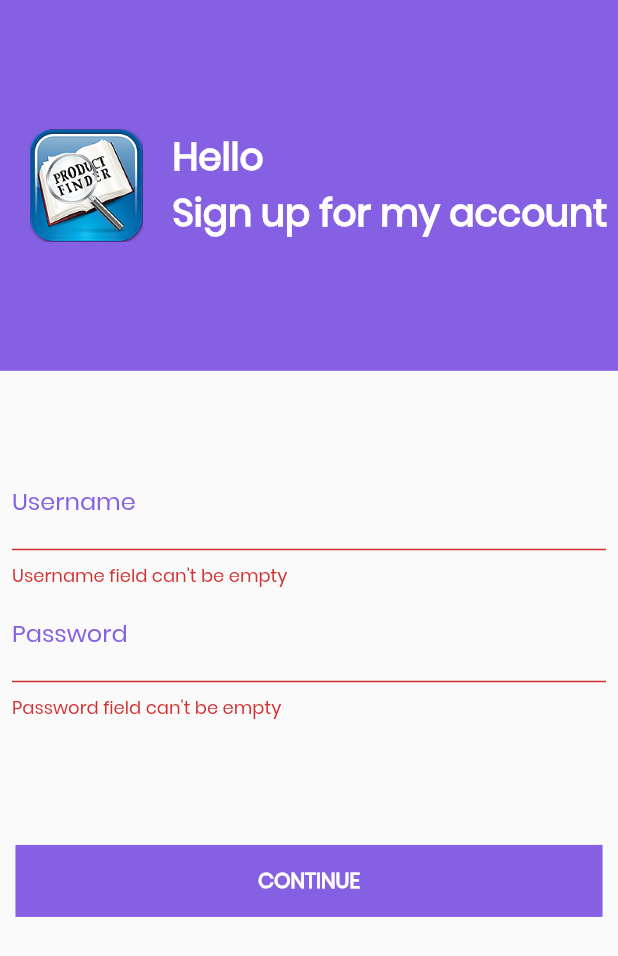
After one commit to iamngoni/Easy-Locate, a Flutter app: the SignUp screen opened directly, after a tap on "CONTINUE", on a phone screen of 412 x 824 dp. The commit adds this screen. Shown: the top 956 px of the screen. Run offline on Flutter 3.47's test engine with Material 2 defaults, Android fonts, the phone set to English and light mode, and no system bars; our stand-ins replace flutter_progress_hud, geolocator, jwt_decoder, shared_preferences, toast; accounts and stored records are empty.

Commit message:
homescreen container

```diff
--- a/lib/api/apiCalls.dart
+++ b/lib/api/apiCalls.dart
@@ -6,26 +6,24 @@ import 'package:easy_locate/models/token.dart';
 import 'package:flutter/material.dart';
 import 'package:flutter_progress_hud/flutter_progress_hud.dart';
 import 'package:geolocator/geolocator.dart';
-// import 'package:fluttertoast/fluttertoast.dart';
 import 'package:http/http.dart' as http;
 import 'package:toast/toast.dart';
 
 class ApiCalls {
-  // static const baseUrl = "http://192.168.43.175:8080";
-  static const baseUrl = "http://192.168.43.155:8080";
+  static const baseUrl = "http://192.168.43.175:8080";
+  // static const baseUrl = "http://192.168.43.155:8080";
   final Geolocator geoLocator = Geolocator()..forceAndroidLocationManager;
   Position _currentPosition;
   // ignore: missing_return
   Future<JwtToken> login(username, password, context) async {
     var response;
     try {
-      response = await http.post("$baseUrl/mobile/signin", body: {
-        'username': username, 'password': password
-      });
+      response = await http.post("$baseUrl/mobile/signin",
+          body: {'username': username, 'password': password});
       ProgressHUD.of(context).dismiss();
       if (response.statusCode == 200) {
         return JwtToken.fromJson(json.decode(response.body));
-      }else{
+      } else {
         Toast.show(
           "${response.statusCode}: ${StatusMessage.fromJson(json.decode(response.body)).message}",
           context,
@@ -33,7 +31,7 @@ class ApiCalls {
           textColor: Colors.red,
         );
       }
-    }on SocketException catch(e){
+    } on SocketException catch (e) {
       print(e);
     } catch (e) {
       print(e);
@@ -46,21 +44,26 @@ class ApiCalls {
     }
   }
 
-  Future<List<Products>> getProducts(context) async{
+  Future<List<Products>> getProducts(context) async {
     var products = List<Products>();
-    try{
+    try {
       var response = await http.get("$baseUrl/products");
-      if(response.statusCode == 200){
+      if (response.statusCode == 200) {
         var productsJson = json.decode(response.body);
-        for (var productJson in productsJson){
+        for (var productJson in productsJson) {
           products.add(Products.fromJSON(productJson));
         }
       }
-    }on SocketException catch(e){
-
-      Toast.show("Failed to contact server", context, duration: Toast.LENGTH_LONG, gravity: Toast.BOTTOM, backgroundColor: Colors.grey.withOpacity(0.4));
-    }catch(e){
-      Toast.show("Unknown error occured", context, duration: Toast.LENGTH_LONG, backgroundColor: Colors.grey.withOpacity(0.4), gravity: Toast.BOTTOM);
+    } on SocketException catch (e) {
+      Toast.show("Failed to contact server", context,
+          duration: Toast.LENGTH_LONG,
+          gravity: Toast.BOTTOM,
+          backgroundColor: Colors.grey.withOpacity(0.4));
+    } catch (e) {
+      Toast.show("Unknown error occured", context,
+          duration: Toast.LENGTH_LONG,
+          backgroundColor: Colors.grey.withOpacity(0.4),
+          gravity: Toast.BOTTOM);
     }
     return products;
   }
@@ -68,7 +71,8 @@ class ApiCalls {
   getAddressFromLatLng() async {
     await _getCurrentLocation();
     try {
-      List<Placemark> p = await geoLocator.placemarkFromCoordinates(_currentPosition.latitude, _currentPosition.longitude);
+      List<Placemark> p = await geoLocator.placemarkFromCoordinates(
+          _currentPosition.latitude, _currentPosition.longitude);
       Placemark place = p[0];
       return place;
     } catch (e) {
@@ -78,13 +82,11 @@ class ApiCalls {
 
   _getCurrentLocation() async {
     await geoLocator
-      .getCurrentPosition(desiredAccuracy: LocationAccuracy.best)
-      .then((Position position) {
-        _currentPosition = position;
-      }).catchError((e) {
-        print(e);
-      }
-    );
+        .getCurrentPosition(desiredAccuracy: LocationAccuracy.best)
+        .then((Position position) {
+      _currentPosition = position;
+    }).catchError((e) {
+      print(e);
+    });
   }
-
 }
--- a/lib/pages/home.dart
+++ b/lib/pages/home.dart
@@ -11,16 +11,16 @@ class Home extends StatefulWidget {
 class _HomeState extends State<Home> {
   SharedPreferences _preferences;
   var _api = new ApiCalls();
-  initialisePreferences() async{
+  initialisePreferences() async {
     final preferences = await SharedPreferences.getInstance();
     return preferences;
   }
 
   @override
-  Widget build(BuildContext context){
+  Widget build(BuildContext context) {
     Statics _statics = new Statics(context);
-    initialisePreferences().then((preferences){
-      setState((){
+    initialisePreferences().then((preferences) {
+      setState(() {
         _preferences = preferences;
       });
     });
@@ -73,21 +73,38 @@ class _HomeState extends State<Home> {
                     children: <Widget>[
                       Icon(
                         Icons.location_on,
-                        size: 30,
+                        size: 27,
                         color: Colors.grey,
                       ),
                       FutureBuilder(
-                          future: _api.getAddressFromLatLng(),
-                          builder: (context, snapshot){
-                            while(!snapshot.hasData){
-                              return CircularProgressIndicator(backgroundColor: _statics.purplish,);
-                            }
-                            print(snapshot.data);
-                          },
-                        ),
+                        future: _api.getAddressFromLatLng(),
+                        builder: (context, snapshot) {
+                          while (!snapshot.hasData) {
+                            return Padding(
+                              padding:
+                                  const EdgeInsets.symmetric(horizontal: 5.0),
+                              child: SizedBox(
+                                height: 18,
+                                width: 18,
+                                child: CircularProgressIndicator(
+                                  backgroundColor: _statics.purplish,
+                                ),
+                              ),
+                            );
+                          }
+                          print(snapshot.data);
+                        },
+                      ),
                     ],
                   ),
                 ],
+              ),
+              Container(
+                height: _statics.height * 0.9,
+                width: _statics.width,
+                decoration: BoxDecoration(
+                  color: _statics.purplish,
+                ),
               ),
             ],
           ),
--- a/lib/pages/landing.dart
+++ b/lib/pages/landing.dart
@@ -1,5 +1,6 @@
 import 'dart:ui';
 import 'package:easy_locate/pages/home.dart';
+import 'package:easy_locate/pages/signup.dart';
 import 'package:easy_locate/statics/static.dart';
 import 'package:flutter/material.dart';
 import 'package:flutter_progress_hud/flutter_progress_hud.dart';
@@ -36,7 +37,14 @@ class _LandingState extends State<Landing> {
                         color: _statics.purplish,
                       ),
                       child: MaterialButton(
-                        onPressed: () => Navigator.push(context, MaterialPageRoute(builder: (context) => ProgressHUD(child: Home(),),),),
+                        onPressed: () => Navigator.push(
+                          context,
+                          MaterialPageRoute(
+                            builder: (context) => ProgressHUD(
+                              child: Home(),
+                            ),
+                          ),
+                        ),
                         child: Text(
                           "LOGIN",
                           style: TextStyle(
@@ -57,7 +65,8 @@ class _LandingState extends State<Landing> {
                         border: Border.all(color: _statics.purplish),
                       ),
                       child: MaterialButton(
-                        onPressed: null,
+                        onPressed: () => Navigator.of(context).push(
+                            MaterialPageRoute(builder: (context) => SignUp())),
                         child: Text(
                           "SIGNUP",
                           style: TextStyle(
@@ -74,11 +83,14 @@ class _LandingState extends State<Landing> {
             ),
             Positioned(
               bottom: 5,
-              left: _statics.width * 0.25,
-              child: Text(
-                "Every Product Within Your Reach",
-                style: TextStyle(
-                  color: _statics.purplish,
+              child: Container(
+                width: _statics.width,
+                child: Text(
+                  "Every Product Within Your Reach",
+                  textAlign: TextAlign.center,
+                  style: TextStyle(
+                    color: _statics.purplish,
+                  ),
                 ),
               ),
             ),
--- /dev/null
+++ b/lib/pages/signup.dart
@@ -0,0 +1,200 @@
+import 'package:easy_locate/api/apiCalls.dart';
+import 'package:easy_locate/models/token.dart';
+import 'package:easy_locate/models/user.dart';
+import 'package:easy_locate/pages/home.dart';
+import 'package:easy_locate/statics/static.dart';
+import 'package:flutter/material.dart';
+import 'package:flutter_progress_hud/flutter_progress_hud.dart';
+import 'package:shared_preferences/shared_preferences.dart';
+import 'package:toast/toast.dart';
+
+class SignUp extends StatefulWidget {
+  @override
+  _SignUpState createState() => _SignUpState();
+}
+
+class _SignUpState extends State<SignUp> {
+  final _formKey = GlobalKey<FormState>();
+  ApiCalls _api = ApiCalls();
+  String _username;
+  String _password;
+  String _mobileNumber;
+  String _email;
+  Future<User> user;
+  @override
+  Widget build(BuildContext context) {
+    Statics _statics = new Statics(context);
+    return Scaffold(
+      body: SingleChildScrollView(
+        child: SafeArea(
+          child: Container(
+            height: _statics.height,
+            width: _statics.width,
+            child: Column(
+              children: <Widget>[
+                Container(
+                  height: _statics.height * 0.3,
+                  decoration: BoxDecoration(
+                    color: _statics.purplish,
+                  ),
+                  child: Row(
+                    crossAxisAlignment: CrossAxisAlignment.center,
+                    children: <Widget>[
+                      Padding(
+                        padding: const EdgeInsets.symmetric(horizontal: 20.0),
+                        child: Image(
+                          image: AssetImage("assets/images/logo.png"),
+                          height: 75,
+                        ),
+                      ),
+                      Column(
+                        mainAxisAlignment: MainAxisAlignment.center,
+                        crossAxisAlignment: CrossAxisAlignment.start,
+                        children: <Widget>[
+                          Text(
+                            "Hello",
+                            style: TextStyle(
+                              color: Colors.white,
+                              fontSize: 25,
+                              fontWeight: FontWeight.bold,
+                            ),
+                          ),
+                          Text(
+                            "Sign up for my account",
+                            style: TextStyle(
+                              color: Colors.white,
+                              fontSize: 25,
+                              fontWeight: FontWeight.bold,
+                            ),
+                          ),
+                        ],
+                      ),
+                    ],
+                  ),
+                ),
+                Expanded(
+                  child: Container(
+                    width: _statics.width,
+                    child: Form(
+                      key: _formKey,
+                      child: Column(
+                        crossAxisAlignment: CrossAxisAlignment.center,
+                        mainAxisAlignment: MainAxisAlignment.start,
+                        children: <Widget>[
+                          SizedBox(height: _statics.height * 0.07),
+                          Padding(
+                            padding:
+                                const EdgeInsets.symmetric(horizontal: 8.0),
+                            child: TextFormField(
+                              decoration: InputDecoration(
+                                labelText: "Username",
+                                labelStyle: TextStyle(
+                                  color: _statics.purplish,
+                                ),
+                                fillColor: _statics.purplish,
+                                focusColor: _statics.purplish,
+                                hoverColor: _statics.purplish,
+                              ),
+                              // ignore: missing_return
+                              validator: (value) {
+                                if (value.isNotEmpty) {
+                                  setState(() {
+                                    this._username = value;
+                                  });
+                                } else {
+                                  return 'Username field can\'t be empty';
+                                }
+                              },
+                            ),
+                          ),
+                          Padding(
+                            padding:
+                                const EdgeInsets.symmetric(horizontal: 8.0),
+                            child: TextFormField(
+                              decoration: InputDecoration(
+                                labelText: "Password",
+                                labelStyle: TextStyle(
+                                  color: _statics.purplish,
+                                ),
+                                fillColor: _statics.purplish,
+                                focusColor: _statics.purplish,
+                                hoverColor: _statics.purplish,
+                              ),
+                              obscureText: true,
+                              // ignore: missing_return
+                              validator: (value) {
+                                if (value.isNotEmpty) {
+                                  if (value.length > 8) {
+                                    setState(() {
+                                      this._password = value;
+                                    });
+                                  } else {
+                                    return 'Password length can\'t be less than 8 characters';
+                                  }
+                                } else {
+                                  return 'Password field can\'t be empty';
+                                }
+                              },
+                            ),
+                          ),
+                          SizedBox(
+                            height: _statics.height * 0.1,
+                          ),
+                          Container(
+                            width: _statics.width * 0.95,
+                            decoration: BoxDecoration(
+                              color: _statics.purplish,
+                            ),
+                            child: MaterialButton(
+                              child: Text(
+                                "CONTINUE",
+                                style: TextStyle(
+                                  color: Colors.white,
+                                  fontWeight: FontWeight.bold,
+                                ),
+                              ),
+                              onPressed: () async {
+                                if (_formKey.currentState.validate()) {
+                                  final progress = ProgressHUD.of(context);
+                                  progress.showWithText("Signing in");
+                                  JwtToken _token = await _api.login(
+                                      _username, _password, context);
+                                  // Map<String, dynamic> _decodedToken = JwtDecoder.decode(_token.token);
+                                  if (_token != null) {
+                                    final preferences =
+                                        await SharedPreferences.getInstance();
+                                    await preferences.setString(
+                                        'token', _token.token);
+                                    String savedToken =
+                                        preferences.getString('token');
+                                    if (savedToken != null ||
+                                        savedToken != '') {
+                                      Navigator.pop(context);
+                                      Navigator.of(context).push(
+                                          MaterialPageRoute(
+                                              builder: (context) => Home()));
+                                    }
+                                  } else {
+                                    Toast.show("Exception!", context,
+                                        backgroundColor:
+                                            Colors.grey.withOpacity(0.4),
+                                        textColor: Colors.red,
+                                        gravity: Toast.BOTTOM);
+                                  }
+                                }
+                              },
+                            ),
+                          ),
+                        ],
+                      ),
+                    ),
+                  ),
+                ),
+              ],
+            ),
+          ),
+        ),
+      ),
+    );
+  }
+}
--- a/lib/pages/splash.dart
+++ b/lib/pages/splash.dart
@@ -44,7 +44,9 @@ class _SplashScreenState extends State<SplashScreen> {
             ),
             Positioned(
               bottom: 5,
-              left: _statics.width * 0.25,
+              child: Container(
+                width: _statics.width,
+                child: Center(
                   child: Column(
                     children: <Widget>[
                       isTimerDone == false
@@ -71,6 +73,8 @@ class _SplashScreenState extends State<SplashScreen> {
                     ],
                   ),
                 ),
+              ),
+            ),
           ],
         ),
       ),
```
Also changed, not shown: pubspec.lock. Lines whose indentation alone changed are shown as unchanged.
